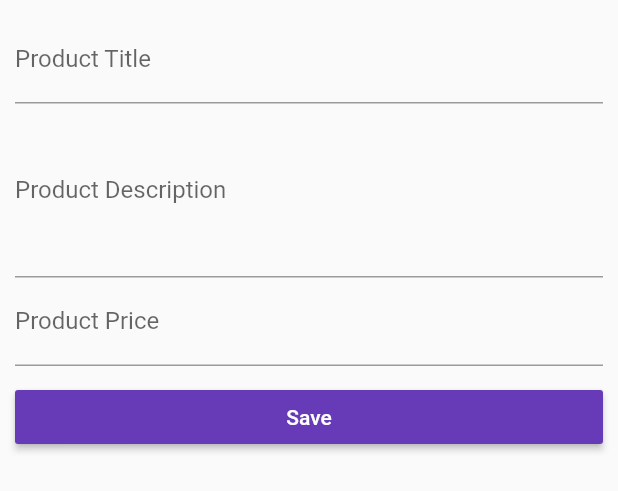
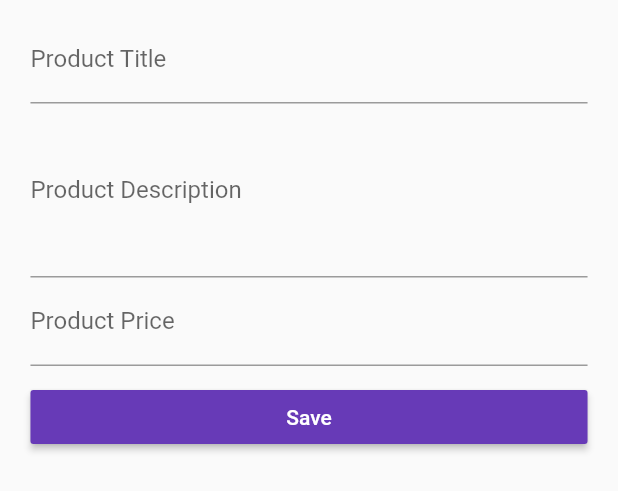
Before and after one commit to jcoppis/flutterFirstApp, a Flutter app: the ProductCreatePage widget shown alone on an empty page, opened directly with empty values, on a phone screen of 412 x 824 dp. Shown: the top 491 px of the screen. Run offline on Flutter 3.47's test engine with Material 2 defaults, Android fonts, the phone set to English and light mode, and no system bars; project files that could hold a hidden picture were left out.

Commit message:
add MediaQuery

```diff
--- a/lib/pages/auth.dart
+++ b/lib/pages/auth.dart
@@ -55,6 +55,8 @@ class _AuthPageState extends State<AuthPage> {
 
   @override
   Widget build(BuildContext context) {
+    final double _deviceWidth = MediaQuery.of(context).size.width;
+    final double _targetWidth = _deviceWidth > 550.0 ? 500.0 : _deviceWidth * 0.95;
     return Scaffold(
       appBar: AppBar(
         title: Text('EasyList'),
@@ -66,6 +68,8 @@ class _AuthPageState extends State<AuthPage> {
         padding: EdgeInsets.all(10.0),
         child: Center(
           child: SingleChildScrollView(
+            child: Container(
+              width: _targetWidth,
               child: Column(
                 children: <Widget>[
                   _buildEmailTextField(),
@@ -100,6 +104,7 @@ class _AuthPageState extends State<AuthPage> {
             ),
           ),
         ),
+      ),
     );
   }
 }
--- a/lib/pages/product_create.dart
+++ b/lib/pages/product_create.dart
@@ -64,10 +64,14 @@ class _ProductCreatePageState extends State<ProductCreatePage> {
 
   @override
   Widget build(BuildContext context) {
+    final double _deviceWidth = MediaQuery.of(context).size.width;
+    final double _targetWidth = _deviceWidth > 550.0 ? 500.0 : _deviceWidth * 0.95;
+    final double _targetPadding = _deviceWidth - _targetWidth;
     // no retorno Scaffold porque es cargada desde un tab
     return Container(
       margin: EdgeInsets.all(10.0),
       child: ListView(
+        padding: EdgeInsets.symmetric(horizontal: _targetPadding/2),
         children: <Widget>[
           _buildTitleTextField(),
           _buildDescriptionTextField(),
```
Lines whose indentation alone changed are shown as unchanged.
